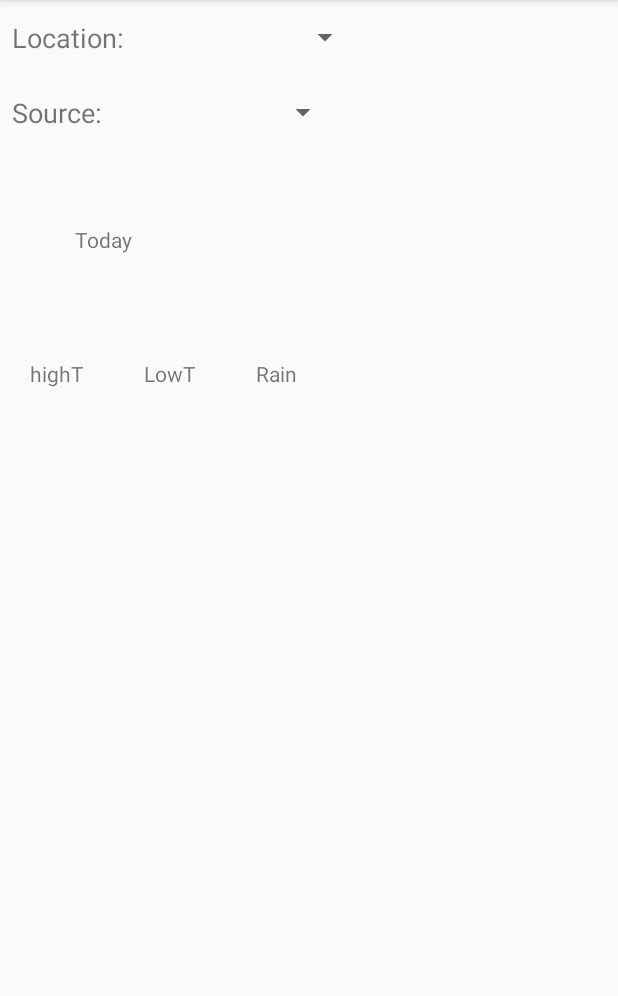
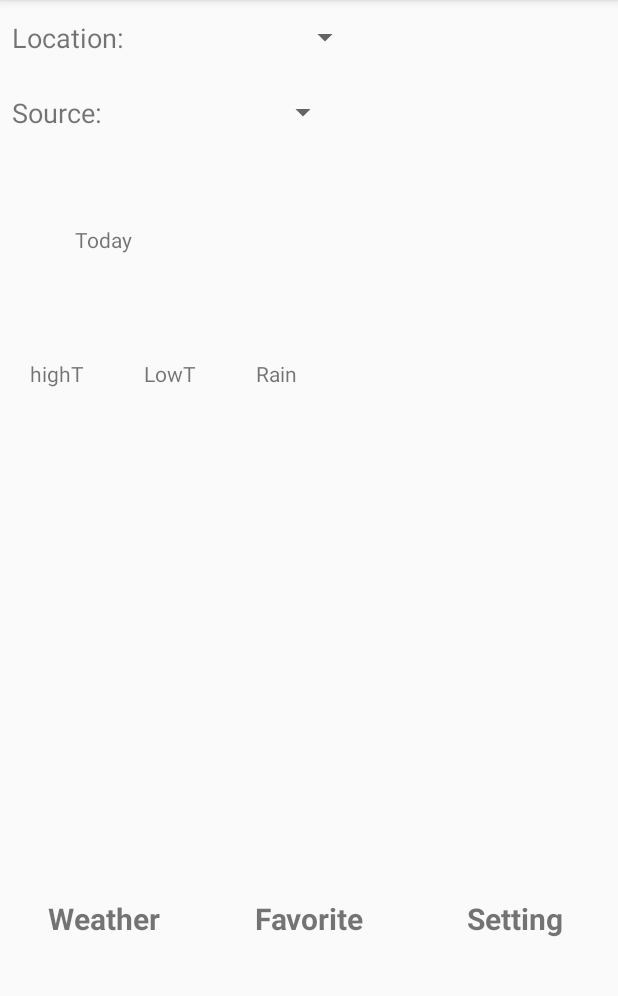
Before and after one commit to cylee81/weather-ensemble, an Android app: the screen it shows after launch (MainActivity), on a phone screen of 412 x 824 dp, the part 84-1080 px from its top. Run offline under Robolectric (Android 15) with nearby library versions, the phone set to English and light mode, and no system bars; network calls fail; 1 statement that could not run was skipped.

Commit message:
add more layout

```diff
--- a/Weather/app/src/main/res/layout/content_main.xml
+++ b/Weather/app/src/main/res/layout/content_main.xml
@@ -7,8 +7,52 @@
 
     <FrameLayout
         android:layout_width="match_parent"
-        android:layout_height="match_parent"
+        android:layout_height="550dp"
         android:layout_marginTop="?android:attr/actionBarSize"
         android:id="@+id/main_fragment"
         />
+    <androidx.constraintlayout.widget.ConstraintLayout
+        android:layout_width="match_parent"
+        android:layout_height="wrap_content"
+        app:layout_constraintTop_toBottomOf="@+id/main_fragment"
+        app:layout_constraintBottom_toBottomOf="parent"
+        >
+        <androidx.appcompat.widget.LinearLayoutCompat
+            android:layout_width="match_parent"
+            android:layout_height="match_parent"
+            app:layout_constraintBottom_toBottomOf="parent"
+            app:layout_constraintStart_toStartOf="parent"
+            >
+            <TextView
+                android:layout_width="0dp"
+                android:layout_height="125dp"
+                android:text="Weather"
+                android:id="@+id/weather_but"
+                android:textStyle="bold"
+                android:textSize="20sp"
+                android:layout_weight="1"
+                android:gravity="center"
+                />
+            <TextView
+                android:layout_width="0dp"
+                android:layout_height="125dp"
+                android:text="Favorite"
+                android:id="@+id/fav_but"
+                android:layout_weight="1"
+                android:textStyle="bold"
+                android:textSize="20sp"
+                android:gravity="center"
+                />
+            <TextView
+                android:layout_width="0dp"
+                android:layout_height="125dp"
+                android:text="Setting"
+                android:id="@+id/setting_but"
+                android:layout_weight="1"
+                android:textStyle="bold"
+                android:textSize="20sp"
+                android:gravity="center"
+                />
+        </androidx.appcompat.widget.LinearLayoutCompat>
+    </androidx.constraintlayout.widget.ConstraintLayout>
 </LinearLayout>
```
